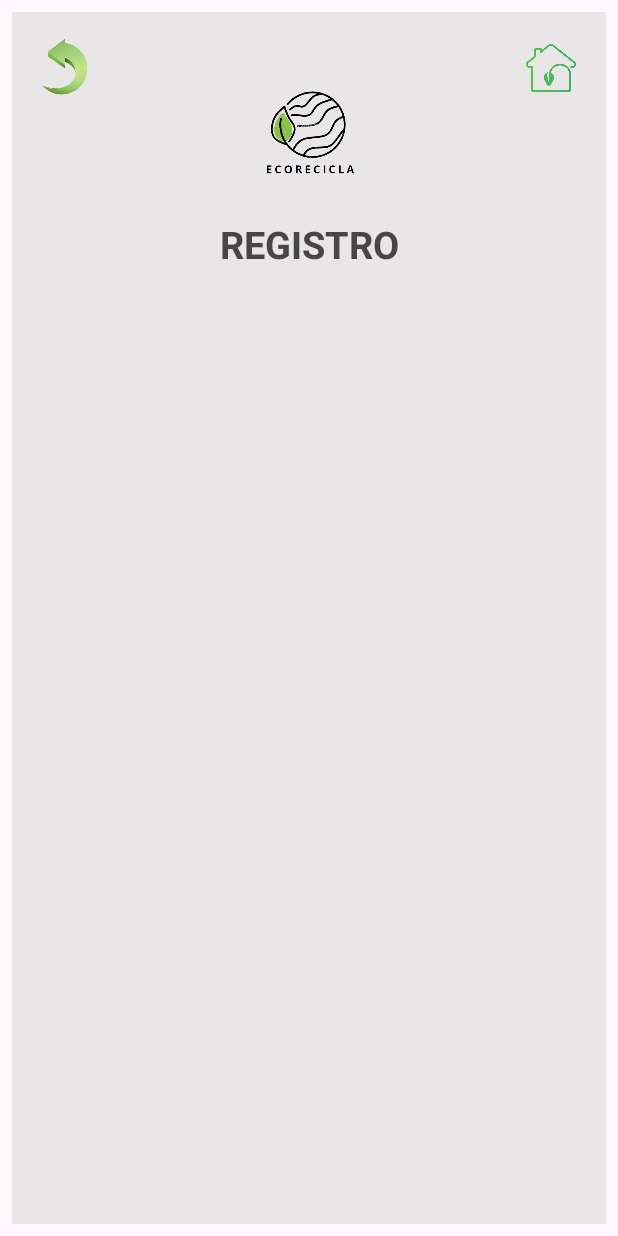
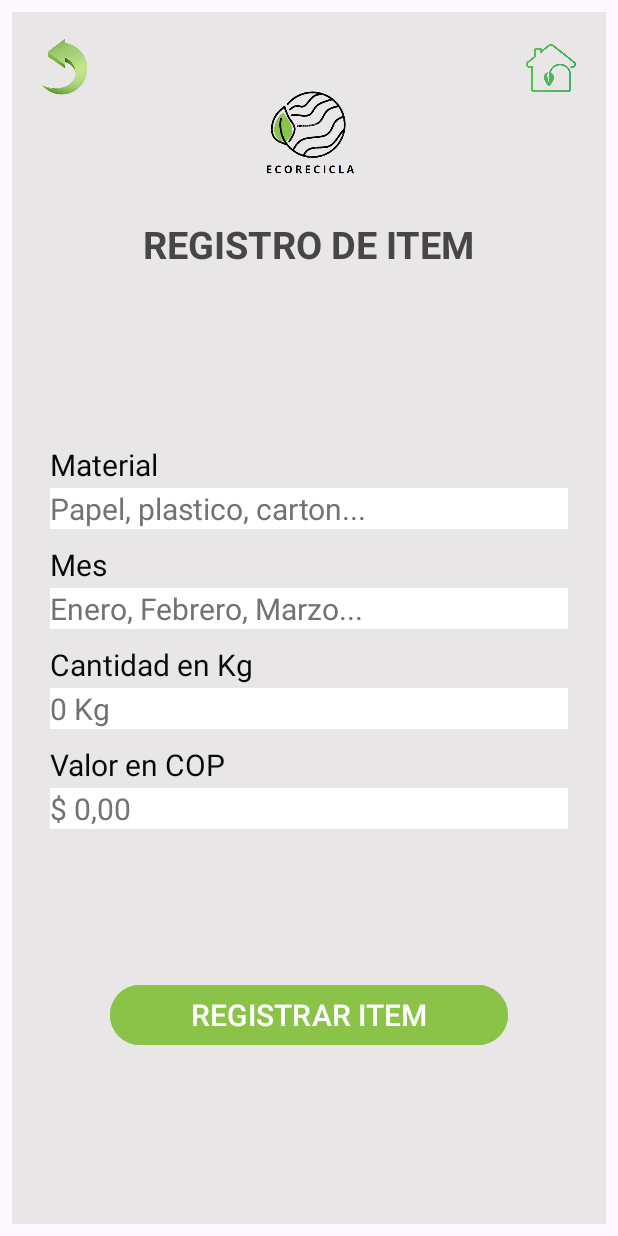
Before and after one commit to BrayanStic/EcoRecicla, an Android app: the RegistroItemActivity screen opened directly, with no data from a screen before it, on a phone screen of 412 x 824 dp. Run offline under Robolectric (Android 15) with nearby library versions, the phone set to English and light mode, and no system bars.

Commit message:
noveno commit

```diff
--- a/app/src/main/java/com/example/ecorecicla/RegistroItemActivity.java
+++ b/app/src/main/java/com/example/ecorecicla/RegistroItemActivity.java
@@ -2,15 +2,51 @@ package com.example.ecorecicla;
 
 import androidx.appcompat.app.AppCompatActivity;
 
+import android.content.Intent;
 import android.os.Bundle;
+import android.view.View;
+import android.widget.Button;
+import android.widget.ImageView;
 
 public class RegistroItemActivity extends AppCompatActivity {
+
+    Button regis;
+    ImageView home,atras;
 
     @Override
     protected void onCreate(Bundle savedInstanceState) {
         super.onCreate(savedInstanceState);
         setContentView(R.layout.activity_registro_item);
 
+        regis=findViewById(R.id.buttonRegItem);
+        home=findViewById(R.id.logoHome);
+        atras=findViewById(R.id.atrasFlecha);
+
+        Intent pantallaEstd= new Intent(getApplicationContext(), EstadisticaActivity.class);
+        Intent pantallaPrin=new Intent(getApplicationContext(), HomeActivity.class);
+        Intent pantallaAtras=new Intent(getApplicationContext(), HomeActivity.class);
+
+        regis.setOnClickListener(new View.OnClickListener() {
+            @Override
+            public void onClick(View view) {
+                startActivity(pantallaEstd);
+            }
+        });
+        home.setOnClickListener(new View.OnClickListener() {
+            @Override
+            public void onClick(View v) {
+                startActivity(pantallaPrin);
+            }
+        });
+
+        atras.setOnClickListener(new View.OnClickListener() {
+            @Override
+            public void onClick(View v) {
+                startActivity(pantallaAtras);
+            }
+        });
+
+
 
     }
 }
--- a/app/src/main/res/layout/activity_registro_item.xml
+++ b/app/src/main/res/layout/activity_registro_item.xml
@@ -48,7 +48,7 @@
         android:id="@+id/textView"
         android:layout_width="wrap_content"
         android:layout_height="wrap_content"
-        android:text="REGISTRO"
+        android:text="REGISTRO DE ITEM"
         android:textColor="#474545"
         android:textSize="25sp"
         android:textStyle="bold"
@@ -58,4 +58,123 @@
         app:layout_constraintTop_toTopOf="parent"
         app:layout_constraintVertical_bias="0.178" />
 
+    <LinearLayout
+        android:layout_width="match_parent"
+        android:layout_height="wrap_content"
+        android:layout_marginStart="25dp"
+        android:layout_marginEnd="25dp"
+        android:gravity="center"
+        android:orientation="vertical"
+        app:layout_constraintBottom_toBottomOf="parent"
+        app:layout_constraintEnd_toEndOf="parent"
+        app:layout_constraintStart_toStartOf="parent"
+        app:layout_constraintTop_toBottomOf="@+id/textView">
+
+        <TextView
+            android:id="@+id/textView24"
+            android:layout_width="match_parent"
+            android:layout_height="wrap_content"
+            android:text="Material"
+            android:textColor="#090909"
+            android:textSize="20sp" />
+
+        <EditText
+            android:id="@+id/editTextMaterial"
+            android:layout_width="match_parent"
+            android:layout_height="wrap_content"
+            android:layout_marginTop="2dp"
+            android:background="#FFFFFF"
+            android:ems="10"
+            android:hint="Papel, plastico, carton..."
+            android:inputType="text|textPersonName"
+            android:shadowColor="#070707"
+            android:textColor="#070707"
+            android:textColorHint="#737171"
+            android:textColorLink="#070707"
+            android:textSize="20sp" />
+
+        <TextView
+            android:id="@+id/textView25"
+            android:layout_width="match_parent"
+            android:layout_height="wrap_content"
+            android:layout_marginTop="10dp"
+            android:text="Mes"
+            android:textColor="#090909"
+            android:textSize="20sp" />
+
+        <EditText
+            android:id="@+id/editTextMes"
+            android:layout_width="match_parent"
+            android:layout_height="wrap_content"
+            android:layout_marginTop="2dp"
+            android:background="#FFFFFF"
+            android:ems="10"
+            android:hint="Enero, Febrero, Marzo..."
+            android:inputType="text|textPassword"
+            android:shadowColor="#070707"
+            android:textColor="#070707"
+            android:textColorHint="#737171"
+            android:textColorLink="#070707"
+            android:textSize="20sp" />
+
+        <TextView
+            android:id="@+id/textView26"
+            android:layout_width="match_parent"
+            android:layout_height="wrap_content"
+            android:layout_marginTop="10dp"
+            android:text="Cantidad en Kg"
+            android:textColor="#090909"
+            android:textSize="20sp" />
+
+        <EditText
+            android:id="@+id/editTextCantidad"
+            android:layout_width="match_parent"
+            android:layout_height="wrap_content"
+            android:layout_marginTop="2dp"
+            android:background="#FFFFFF"
+            android:ems="10"
+            android:hint="0 Kg"
+            android:inputType="text|textEmailAddress"
+            android:shadowColor="#070707"
+            android:textColor="#070707"
+            android:textColorHint="#737171"
+            android:textColorLink="#070707"
+            android:textSize="20sp" />
+        <TextView
+            android:id="@+id/textView27"
+            android:layout_width="match_parent"
+            android:layout_height="wrap_content"
+            android:layout_marginTop="10dp"
+            android:text="Valor en COP"
+            android:textColor="#090909"
+            android:textSize="20sp" />
+
+        <EditText
+            android:id="@+id/editTextValor"
+            android:layout_width="match_parent"
+            android:layout_height="wrap_content"
+            android:layout_marginTop="2dp"
+            android:background="#FFFFFF"
+            android:ems="10"
+            android:hint="$ 0,00"
+            android:inputType="text|textEmailAddress"
+            android:shadowColor="#070707"
+            android:textColor="#070707"
+            android:textColorHint="#737171"
+            android:textColorLink="#070707"
+            android:textSize="20sp" />
+
+
+        <Button
+            android:id="@+id/buttonRegItem"
+            android:layout_width="match_parent"
+            android:layout_height="wrap_content"
+            android:layout_marginStart="40dp"
+            android:layout_marginTop="100dp"
+            android:layout_marginEnd="40dp"
+            android:backgroundTint="#8BC349"
+            android:text="REGISTRAR ITEM"
+            android:textSize="20dp" />
+    </LinearLayout>
+
 </androidx.constraintlayout.widget.ConstraintLayout>
```
